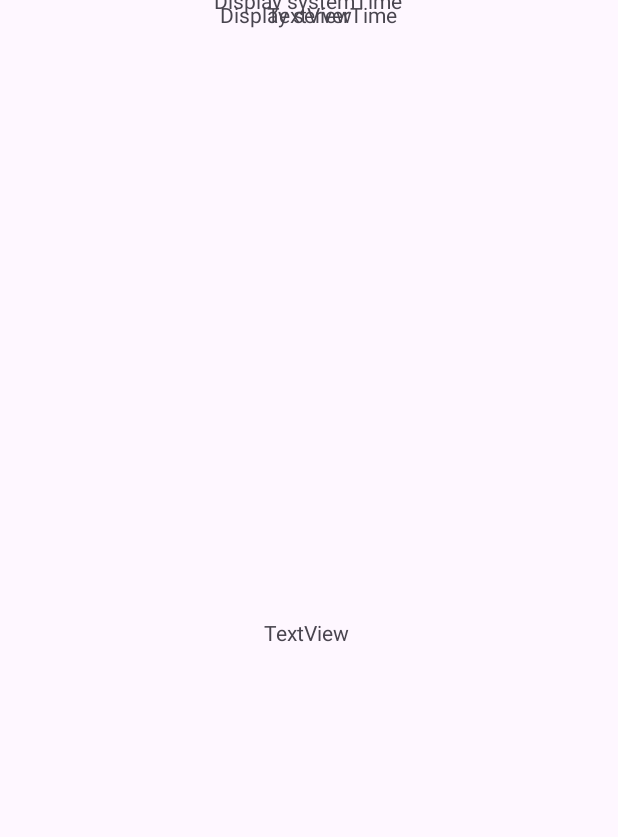
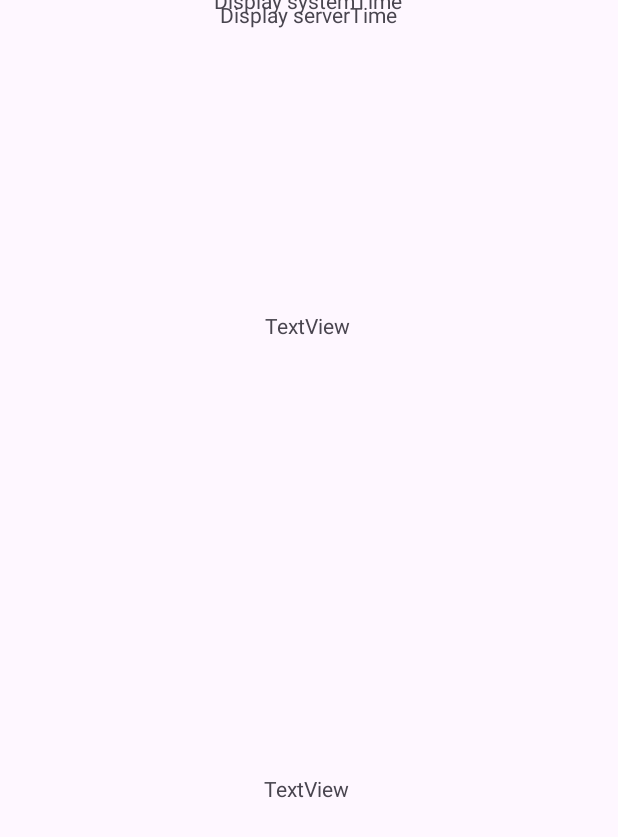
Before and after one commit to LindaKjellberg/SynchronizedClock, an Android app: the screen it shows after launch (MainActivity), on a phone screen of 412 x 824 dp. Shown: the top 837 px of the screen. Run offline under Robolectric (Android 15) with nearby library versions, the phone set to English and light mode, and no system bars.

```diff
--- a/app/src/main/res/layout/activity_main.xml
+++ b/app/src/main/res/layout/activity_main.xml
@@ -9,7 +9,7 @@
     <TextView
         android:id="@+id/serverTime"
         android:layout_width="wrap_content"
-        android:layout_height="wrap_content"
+        android:layout_height="0dp"
         android:text="TextView"
         app:layout_constraintEnd_toEndOf="parent"
         app:layout_constraintHorizontal_bias="0.498"
@@ -20,10 +20,13 @@
         android:id="@+id/timeDifference"
         android:layout_width="wrap_content"
         android:layout_height="wrap_content"
+        android:layout_marginTop="188dp"
         android:text="TextView"
         app:layout_constraintEnd_toEndOf="parent"
+        app:layout_constraintHorizontal_bias="0.498"
         app:layout_constraintStart_toStartOf="parent"
-        tools:layout_editor_absoluteY="394dp" />
+        app:layout_constraintTop_toBottomOf="@+id/serverTime"
+        tools:ignore="MissingConstraints" />
 
     <TextView
         android:id="@+id/systemTime"
```
